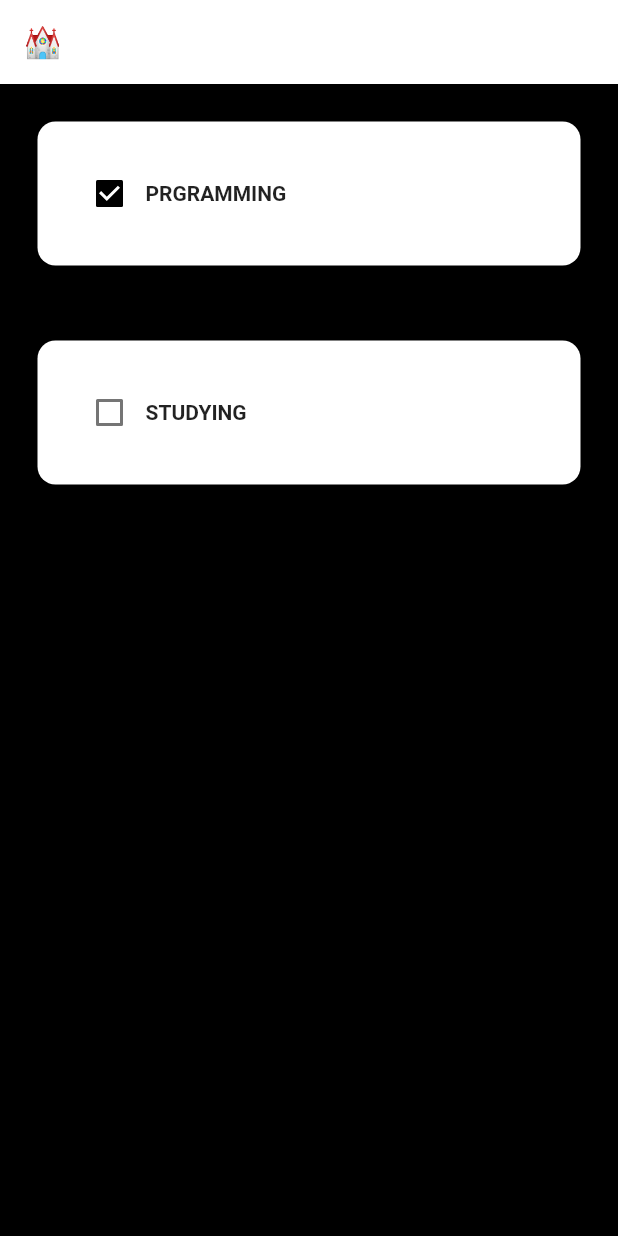
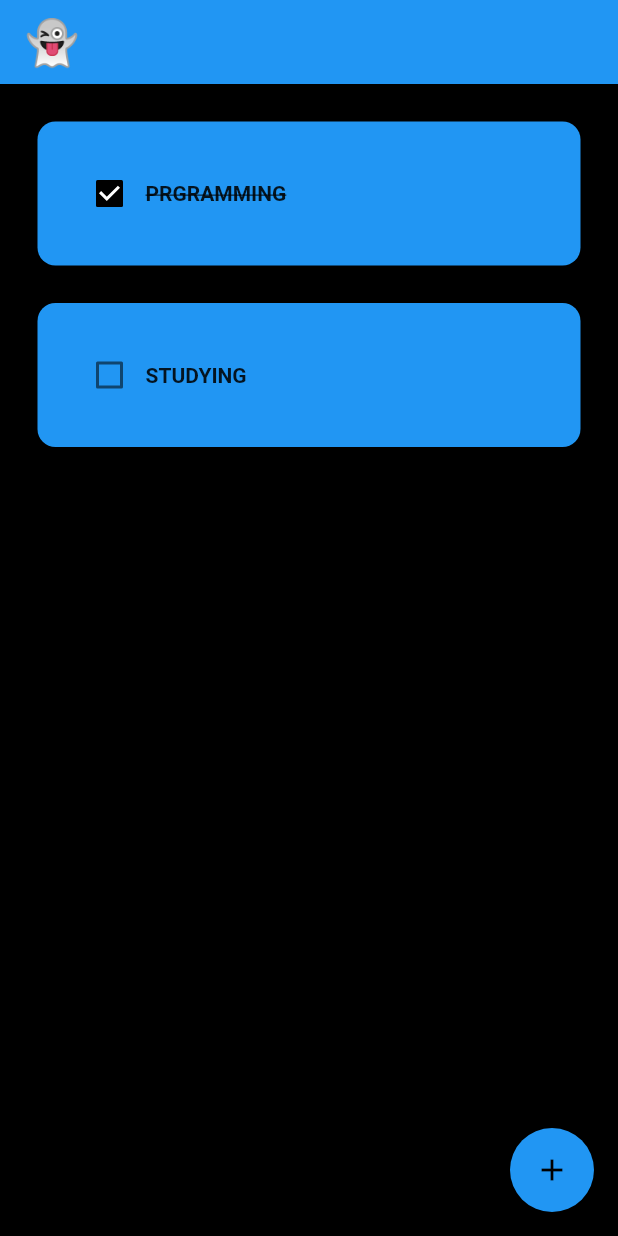
Before and after one commit to junzerokim/flutter-study, a Flutter app: the screen it shows after launch, on a phone screen of 412 x 824 dp. Run offline on Flutter 3.47's test engine with Material 2 defaults, Android fonts, the phone set to English and light mode, and no system bars; drawn by our look-alikes of flutter_slidable; our stand-ins replace dio, google_mobile_ads, shared_preferences, webview_flutter.

Commit message:
:dizzy: Add: To Do App

```diff
--- a/todo/lib/main.dart
+++ b/todo/lib/main.dart
@@ -11,8 +11,8 @@ class MyApp extends StatelessWidget {
   @override
   Widget build(BuildContext context) {
     return MaterialApp(
-      debugShowCheckedModeBanner: false,
-      home: HomePage(),
-    );
+        debugShowCheckedModeBanner: false,
+        home: HomePage(),
+        theme: ThemeData(primarySwatch: Colors.blue));
   }
 }
--- a/todo/lib/pages/home_page.dart
+++ b/todo/lib/pages/home_page.dart
@@ -1,4 +1,5 @@
 import 'package:flutter/material.dart';
+import 'package:todo/util/dialog_box.dart';
 import 'package:todo/util/todo_tile.dart';
 
 class HomePage extends StatefulWidget {
@@ -9,6 +10,9 @@ class HomePage extends StatefulWidget {
 }
 
 class _HomePageState extends State<HomePage> {
+  // text controller
+  final _controller = TextEditingController();
+
   List toDoList = [
     ["Prgramming", true],
     ["Studying", false],
@@ -20,17 +24,51 @@ class _HomePageState extends State<HomePage> {
     });
   }
 
+  void saveNewTask() {
+    setState(() {
+      toDoList.add([_controller.text, false]);
+      _controller.clear();
+    });
+    Navigator.of(context).pop();
+  }
+
+  void createNewTask() {
+    showDialog(
+        context: context,
+        builder: (context) {
+          return DialogBox(
+            controller: _controller,
+            onSave: saveNewTask,
+            onCancel: () => Navigator.of(context).pop(),
+          );
+        });
+  }
+
+  void deleteTask(int index) {
+    setState(() {
+      toDoList.removeAt(index);
+    });
+  }
+
   @override
   Widget build(BuildContext context) {
     return Scaffold(
       backgroundColor: Colors.black,
       appBar: AppBar(
-        backgroundColor: Colors.white,
+        backgroundColor: Colors.blue,
         title: Text(
-          '⛪️',
-          style: TextStyle(color: Colors.black, fontWeight: FontWeight.bold),
+          '👻',
+          style: TextStyle(
+              color: Colors.black, fontWeight: FontWeight.bold, fontSize: 30),
         ),
         elevation: 0,
+      ),
+      floatingActionButton: FloatingActionButton(
+        onPressed: createNewTask,
+        child: Icon(
+          Icons.add,
+          color: Colors.black,
+        ),
       ),
       body: ListView.builder(
         itemCount: toDoList.length,
@@ -39,6 +77,7 @@ class _HomePageState extends State<HomePage> {
             taskName: toDoList[index][0],
             taskCompleted: toDoList[index][1],
             onChanged: (value) => checkBoxChanged(value, index),
+            deleteFunction: (context) => deleteTask,
           );
         },
       ),
--- a/todo/lib/util/todo_tile.dart
+++ b/todo/lib/util/todo_tile.dart
@@ -1,21 +1,37 @@
 import 'package:flutter/material.dart';
+import 'package:flutter_slidable/flutter_slidable.dart';
 
 class ToDoTile extends StatelessWidget {
   final String taskName;
   final bool taskCompleted;
   Function(bool?)? onChanged;
+  Function(BuildContext)? deleteFunction;
 
   ToDoTile({
     super.key,
     required this.taskName,
     required this.taskCompleted,
     required this.onChanged,
+    required this.deleteFunction,
   });
 
   @override
   Widget build(BuildContext context) {
     return Padding(
-      padding: EdgeInsets.all(25),
+      padding: const EdgeInsets.only(left: 25, right: 25, top: 25),
+      child: Slidable(
+        endActionPane: ActionPane(
+          motion: StretchMotion(),
+          children: [
+            SlidableAction(
+              onPressed: deleteFunction,
+              icon: Icons.delete,
+              foregroundColor: Colors.black,
+              backgroundColor: Colors.red.shade300,
+              borderRadius: BorderRadius.circular(12),
+            )
+          ],
+        ),
         child: Container(
           padding: EdgeInsets.all(24),
           child: Row(
@@ -30,13 +46,18 @@ class ToDoTile extends StatelessWidget {
               // task name
               Text(
                 taskName.toUpperCase(),
-              style: TextStyle(fontWeight: FontWeight.bold),
+                style: TextStyle(
+                    fontWeight: FontWeight.bold,
+                    decoration: taskCompleted
+                        ? TextDecoration.lineThrough
+                        : TextDecoration.none),
               ),
             ],
           ),
           decoration: BoxDecoration(
-          color: Colors.white,
+            color: Colors.blue,
             borderRadius: BorderRadius.circular(12),
+          ),
         ),
       ),
     );
```
Also changed, not shown: todo/lib/util/dialog_box.dart (added, +47 -0 lines), todo/lib/util/my_button.dart (added, +20 -0 lines), todo/pubspec.yaml (+5 -2 lines). Lines whose indentation alone changed are shown as unchanged.
